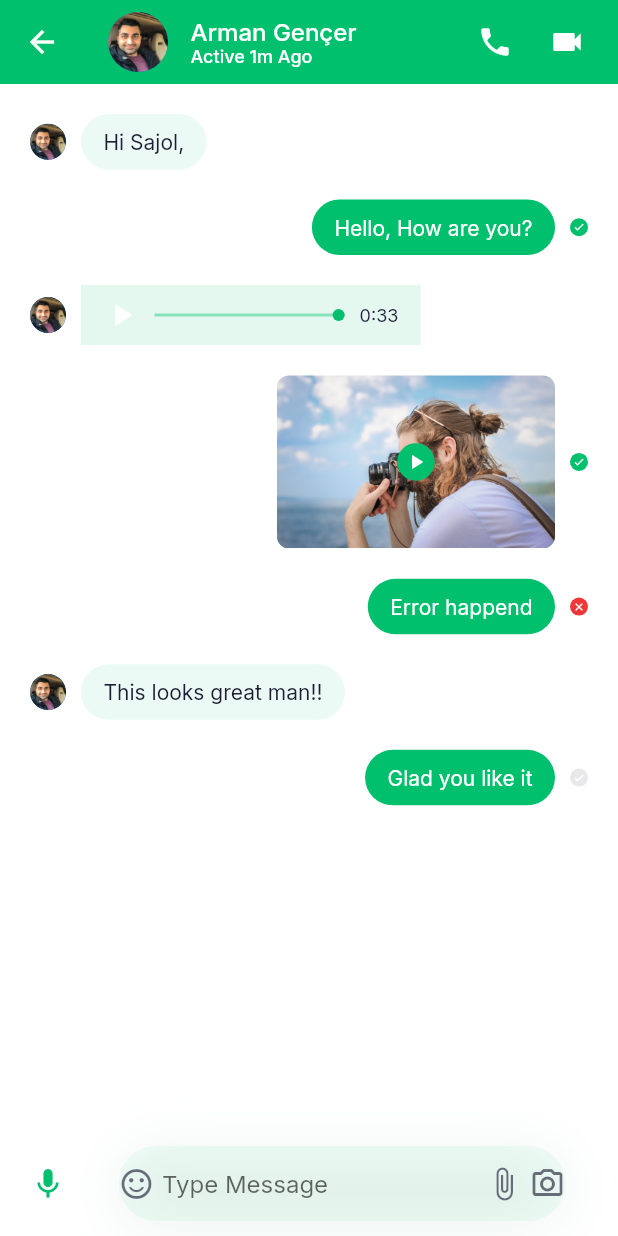
After one commit to armangencer/chat_app_flutter, a Flutter app: the MessageScreen screen opened directly, on a phone screen of 412 x 824 dp. The commit adds this screen. Run offline on Flutter 3.47's test engine with Material 2 defaults, Android fonts, the phone set to English and light mode, and no system bars; our stand-ins replace google_fonts.

Commit message:
Final Commit

```diff
--- /dev/null
+++ b/lib/models/chat_message.dart
@@ -0,0 +1,62 @@
+enum ChatMessageType { text, audio, image, video }
+
+enum MessageStatus { not_sent, not_view, viewed }
+
+class ChatMessage {
+  final String text;
+  final ChatMessageType messageType;
+  final MessageStatus messageStatus;
+  final bool isSender;
+
+  ChatMessage({
+    this.text = '',
+    required this.messageType,
+    required this.messageStatus,
+    required this.isSender,
+  });
+}
+
+List demeChatMessages = [
+  ChatMessage(
+    text: "Hi Sajol,",
+    messageType: ChatMessageType.text,
+    messageStatus: MessageStatus.viewed,
+    isSender: false,
+  ),
+  ChatMessage(
+    text: "Hello, How are you?",
+    messageType: ChatMessageType.text,
+    messageStatus: MessageStatus.viewed,
+    isSender: true,
+  ),
+  ChatMessage(
+    text: "",
+    messageType: ChatMessageType.audio,
+    messageStatus: MessageStatus.viewed,
+    isSender: false,
+  ),
+  ChatMessage(
+    text: "",
+    messageType: ChatMessageType.video,
+    messageStatus: MessageStatus.viewed,
+    isSender: true,
+  ),
+  ChatMessage(
+    text: "Error happend",
+    messageType: ChatMessageType.text,
+    messageStatus: MessageStatus.not_sent,
+    isSender: true,
+  ),
+  ChatMessage(
+    text: "This looks great man!!",
+    messageType: ChatMessageType.text,
+    messageStatus: MessageStatus.viewed,
+    isSender: false,
+  ),
+  ChatMessage(
+    text: "Glad you like it",
+    messageType: ChatMessageType.text,
+    messageStatus: MessageStatus.not_view,
+    isSender: true,
+  ),
+];
--- a/lib/screens/chats/chats_screen.dart
+++ b/lib/screens/chats/chats_screen.dart
@@ -11,10 +11,9 @@ class ChatScreen extends StatefulWidget {
 }
 
 class _ChatScreenState extends State<ChatScreen> {
+  int selectedIndex = 1;
   @override
   Widget build(BuildContext context) {
-    int selectedIndex = 1;
-
     return Scaffold(
       appBar: buildAppBar(),
       body: const Body(),
@@ -26,7 +25,13 @@ class _ChatScreenState extends State<ChatScreen> {
           color: Colors.white,
         ),
       ),
-      bottomNavigationBar: BottomNavigationBar(
+      bottomNavigationBar: buildBottomNavigationBar(),
+    );
+  }
+
+  BottomNavigationBar buildBottomNavigationBar() {
+    return BottomNavigationBar(
+      type: BottomNavigationBarType.fixed,
       currentIndex: selectedIndex,
       onTap: (value) {
         setState(() {
@@ -55,7 +60,6 @@ class _ChatScreenState extends State<ChatScreen> {
                 radius: 14),
             label: 'User'),
       ],
-      ),
     );
   }
 
--- a/lib/screens/chats/components/body.dart
+++ b/lib/screens/chats/components/body.dart
@@ -4,6 +4,7 @@ import 'package:chat_app_flutter/models/chat_model.dart';
 import 'package:flutter/material.dart';
 
 import 'chat_card.dart';
+import 'messages/message_screen.dart';
 
 class Body extends StatelessWidget {
   const Body({super.key});
@@ -30,7 +31,11 @@ class Body extends StatelessWidget {
           itemCount: chatsData.length,
           itemBuilder: (context, index) => ChatCard(
             chat: chatsData[index],
-            press: () {},
+            press: () => Navigator.push(
+                context,
+                MaterialPageRoute(
+                  builder: (context) => const MessageScreen(),
+                )),
           ),
         ))
       ],
--- /dev/null
+++ b/lib/screens/chats/components/messages/components/audio_message.dart
@@ -0,0 +1,63 @@
+import 'package:flutter/material.dart';
+
+import '../../../../../constants.dart';
+import '../../../../../models/chat_message.dart';
+
+class AudioMessage extends StatelessWidget {
+  const AudioMessage({super.key, required this.message});
+  final ChatMessage message;
+  @override
+  Widget build(BuildContext context) {
+    return Container(
+      width: MediaQuery.of(context).size.width * 0.55,
+      padding: const EdgeInsets.symmetric(
+          horizontal: defaultPadding * 0.75, vertical: defaultPadding / 2.5),
+      decoration: BoxDecoration(
+        color: aPrimaryColor.withOpacity(message.isSender ? 1 : 0.1),
+      ),
+      child: Row(
+        children: [
+          Icon(
+            Icons.play_arrow,
+            color: message.isSender ? aPrimaryColor : Colors.white,
+          ),
+          Expanded(
+            child: Padding(
+              padding:
+                  const EdgeInsets.symmetric(horizontal: defaultPadding / 2),
+              child: Stack(
+                clipBehavior: Clip.none,
+                alignment: Alignment.center,
+                children: [
+                  Container(
+                    width: double.infinity,
+                    height: 2,
+                    color: message.isSender
+                        ? Colors.white
+                        : aPrimaryColor.withOpacity(0.4),
+                  ),
+                  Positioned(
+                    right: 0,
+                    child: Container(
+                      height: 8,
+                      width: 8,
+                      decoration: BoxDecoration(
+                          color:
+                              message.isSender ? Colors.white : aPrimaryColor,
+                          shape: BoxShape.circle),
+                    ),
+                  ),
+                ],
+              ),
+            ),
+          ),
+          Text(
+            '0:33',
+            style: TextStyle(
+                fontSize: 12, color: message.isSender ? Colors.white : null),
+          ),
+        ],
+      ),
+    );
+  }
+}
--- /dev/null
+++ b/lib/screens/chats/components/messages/components/chat_input_field.dart
@@ -0,0 +1,92 @@
+import 'package:flutter/cupertino.dart';
+import 'package:flutter/material.dart';
+
+import '../../../../../constants.dart';
+
+class ChatInputField extends StatelessWidget {
+  const ChatInputField({
+    super.key,
+  });
+
+  @override
+  Widget build(BuildContext context) {
+    return Container(
+      padding: const EdgeInsets.symmetric(
+          horizontal: defaultPadding, vertical: defaultPadding / 2),
+      decoration:
+          BoxDecoration(color: Theme.of(context).scaffoldBackgroundColor),
+      child: SafeArea(
+          child: Row(
+        children: [
+          const Icon(
+            Icons.mic,
+            color: aPrimaryColor,
+          ),
+          const SizedBox(
+            width: defaultPadding,
+          ),
+          Expanded(
+            child: Padding(
+              padding:
+                  const EdgeInsets.symmetric(horizontal: defaultPadding * 0.75),
+              child: Container(
+                height: 50,
+                decoration: BoxDecoration(
+                  color: aPrimaryColor.withOpacity(0.05),
+                  borderRadius: BorderRadius.circular(40),
+                  boxShadow: [
+                    BoxShadow(
+                      offset: const Offset(0, 4),
+                      blurRadius: 32,
+                      color: const Color(0xFF087949).withOpacity(0.08),
+                    )
+                  ],
+                ),
+                child: Row(
+                  children: [
+                    Icon(
+                      Icons.sentiment_satisfied_alt_outlined,
+                      color: Theme.of(context)
+                          .textTheme
+                          .bodyText1!
+                          .color!
+                          .withOpacity(0.64),
+                    ),
+                    const SizedBox(
+                      width: defaultPadding / 4,
+                    ),
+                    const Expanded(
+                      child: TextField(
+                        decoration: InputDecoration(
+                            hintText: 'Type Message', border: InputBorder.none),
+                      ),
+                    ),
+                    Icon(
+                      Icons.attach_file,
+                      color: Theme.of(context)
+                          .textTheme
+                          .bodyText1!
+                          .color!
+                          .withOpacity(0.64),
+                    ),
+                    const SizedBox(
+                      width: defaultPadding / 4,
+                    ),
+                    Icon(
+                      Icons.camera_alt_outlined,
+                      color: Theme.of(context)
+                          .textTheme
+                          .bodyText1!
+                          .color!
+                          .withOpacity(0.64),
+                    ),
+                  ],
+                ),
+              ),
+            ),
+          )
+        ],
+      )),
+    );
+  }
+}
--- /dev/null
+++ b/lib/screens/chats/components/messages/components/message.dart
@@ -0,0 +1,94 @@
+import 'package:chat_app_flutter/screens/chats/components/messages/components/text_message.dart';
+import 'package:chat_app_flutter/screens/chats/components/messages/components/video_message.dart';
+import 'package:flutter/material.dart';
+
+import '../../../../../constants.dart';
+import '../../../../../models/chat_message.dart';
+import 'audio_message.dart';
+
+class Message extends StatelessWidget {
+  const Message({
+    super.key,
+    required this.message,
+  });
+
+  final ChatMessage message;
+
+  @override
+  Widget build(BuildContext context) {
+    messageContain(ChatMessage message) {
+      switch (message.messageType) {
+        case ChatMessageType.text:
+          return TextMessage(message: message);
+          break;
+
+        case ChatMessageType.audio:
+          return AudioMessage(
+            message: message,
+          );
+          break;
+        case ChatMessageType.video:
+          return VideoMessage(
+            message: message,
+          );
+          break;
+        default:
+          return SizedBox();
+      }
+    }
+
+    return Padding(
+      padding: const EdgeInsets.only(top: defaultPadding),
+      child: Row(
+        mainAxisAlignment:
+            message.isSender ? MainAxisAlignment.end : MainAxisAlignment.start,
+        children: [
+          if (!message.isSender) ...[
+            const CircleAvatar(
+              radius: 12,
+              backgroundImage: AssetImage('assets/images/user.png'),
+            ),
+          ],
+          const SizedBox(width: defaultPadding / 2),
+          messageContain(message),
+          if (message.isSender) MessageStatusDot(status: message.messageStatus),
+        ],
+      ),
+    );
+  }
+}
+
+class MessageStatusDot extends StatelessWidget {
+  const MessageStatusDot({super.key, required this.status});
+  final MessageStatus status;
+  @override
+  Widget build(BuildContext context) {
+    dotColor(MessageStatus status) {
+      switch (status) {
+        case MessageStatus.not_sent:
+          return aErrorColor;
+          break;
+        case MessageStatus.not_view:
+          return Theme.of(context).textTheme.bodyText1!.color!.withOpacity(0.1);
+          break;
+        case MessageStatus.viewed:
+          return aPrimaryColor;
+        default:
+          return Colors.transparent;
+      }
+    }
+
+    return Container(
+      margin: const EdgeInsets.only(left: defaultPadding / 2),
+      height: 12,
+      width: 12,
+      decoration:
+          BoxDecoration(color: dotColor(status), shape: BoxShape.circle),
+      child: Icon(
+        status == MessageStatus.not_sent ? Icons.close : Icons.done,
+        size: 8,
+        color: Theme.of(context).scaffoldBackgroundColor,
+      ),
+    );
+  }
+}
--- /dev/null
+++ b/lib/screens/chats/components/messages/components/message_body.dart
@@ -0,0 +1,29 @@
+import 'package:chat_app_flutter/constants.dart';
+import 'package:chat_app_flutter/models/chat_message.dart';
+import 'package:flutter/material.dart';
+
+import 'chat_input_field.dart';
+import 'message.dart';
+
+class MessageBody extends StatelessWidget {
+  const MessageBody({super.key});
+
+  @override
+  Widget build(BuildContext context) {
+    return Column(
+      children: [
+        Expanded(
+          child: Padding(
+            padding: const EdgeInsets.symmetric(horizontal: defaultPadding),
+            child: ListView.builder(
+              itemCount: demeChatMessages.length,
+              itemBuilder: (context, index) =>
+                  Message(message: demeChatMessages[index]),
+            ),
+          ),
+        ),
+        const ChatInputField(),
+      ],
+    );
+  }
+}
--- /dev/null
+++ b/lib/screens/chats/components/messages/components/text_message.dart
@@ -0,0 +1,31 @@
+import 'package:flutter/material.dart';
+
+import '../../../../../constants.dart';
+import '../../../../../models/chat_message.dart';
+
+class TextMessage extends StatelessWidget {
+  const TextMessage({
+    super.key,
+    required this.message,
+  });
+  final ChatMessage message;
+
+  @override
+  Widget build(BuildContext context) {
+    return Container(
+      padding: const EdgeInsets.symmetric(
+          horizontal: defaultPadding * 0.75, vertical: defaultPadding / 2),
+      decoration: BoxDecoration(
+        color: aPrimaryColor.withOpacity(message.isSender ? 1 : 0.08),
+        borderRadius: BorderRadius.circular(30),
+      ),
+      child: Text(
+        message.text,
+        style: TextStyle(
+            color: message.isSender
+                ? Colors.white
+                : Theme.of(context).textTheme.bodyText1!.color),
+      ),
+    );
+  }
+}
--- /dev/null
+++ b/lib/screens/chats/components/messages/components/video_message.dart
@@ -0,0 +1,42 @@
+import 'package:flutter/material.dart';
+
+import '../../../../../constants.dart';
+import '../../../../../models/chat_message.dart';
+
+class VideoMessage extends StatelessWidget {
+  const VideoMessage({super.key, required this.message});
+
+  final ChatMessage message;
+
+  @override
+  Widget build(BuildContext context) {
+    return SizedBox(
+      width: MediaQuery.of(context).size.width * 0.45,
+      child: AspectRatio(
+        aspectRatio: 1.6,
+        child: Stack(
+          alignment: Alignment.center,
+          children: [
+            ClipRRect(
+              borderRadius: BorderRadius.circular(8),
+              child: Image.asset(
+                'assets/images/Video Place Here.png',
+              ),
+            ),
+            Container(
+              height: 25,
+              width: 25,
+              decoration: const BoxDecoration(
+                  color: aPrimaryColor, shape: BoxShape.circle),
+              child: const Icon(
+                Icons.play_arrow,
+                size: 16,
+                color: Colors.white,
+              ),
+            ),
+          ],
+        ),
+      ),
+    );
+  }
+}
--- /dev/null
+++ b/lib/screens/chats/components/messages/message_screen.dart
@@ -0,0 +1,54 @@
+import 'package:chat_app_flutter/constants.dart';
+import 'package:chat_app_flutter/screens/chats/components/body.dart';
+import 'package:chat_app_flutter/screens/chats/components/messages/components/message_body.dart';
+import 'package:flutter/material.dart';
+
+class MessageScreen extends StatelessWidget {
+  const MessageScreen({super.key});
+
+  @override
+  Widget build(BuildContext context) {
+    return Scaffold(
+      appBar: buildAppBar(),
+      body: const MessageBody(),
+    );
+  }
+
+  AppBar buildAppBar() {
+    return AppBar(
+      automaticallyImplyLeading: true,
+      title: Row(
+        children: [
+          const CircleAvatar(
+            backgroundImage: AssetImage('assets/images/user.png'),
+          ),
+          const SizedBox(width: defaultPadding * 0.75),
+          Column(
+            crossAxisAlignment: CrossAxisAlignment.start,
+            children: const [
+              Text(
+                'Arman Gençer',
+                style: TextStyle(fontSize: 16),
+              ),
+              Text(
+                'Active 1m Ago',
+                style: TextStyle(fontSize: 12),
+              ),
+            ],
+          ),
+        ],
+      ),
+      actions: [
+        IconButton(
+          onPressed: () {},
+          icon: Icon(Icons.local_phone),
+        ),
+        IconButton(
+          onPressed: () {},
+          icon: const Icon(Icons.videocam),
+        ),
+        const SizedBox(width: defaultPadding / 2),
+      ],
+    );
+  }
+}
```
Lines whose indentation alone changed are shown as unchanged.
